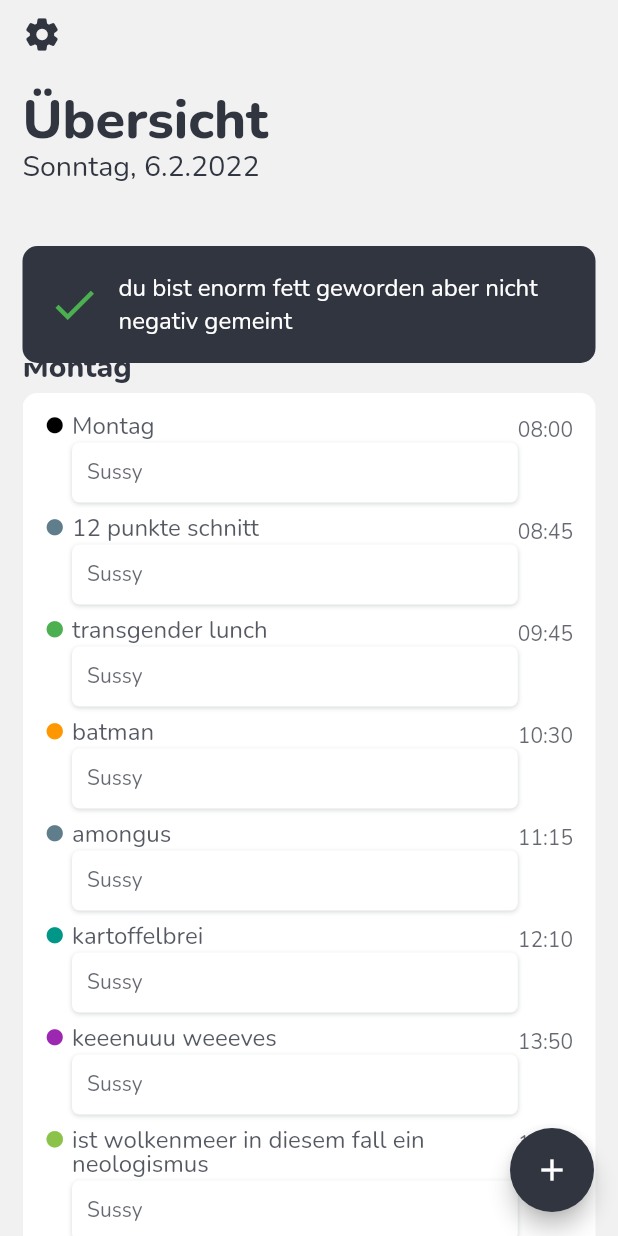
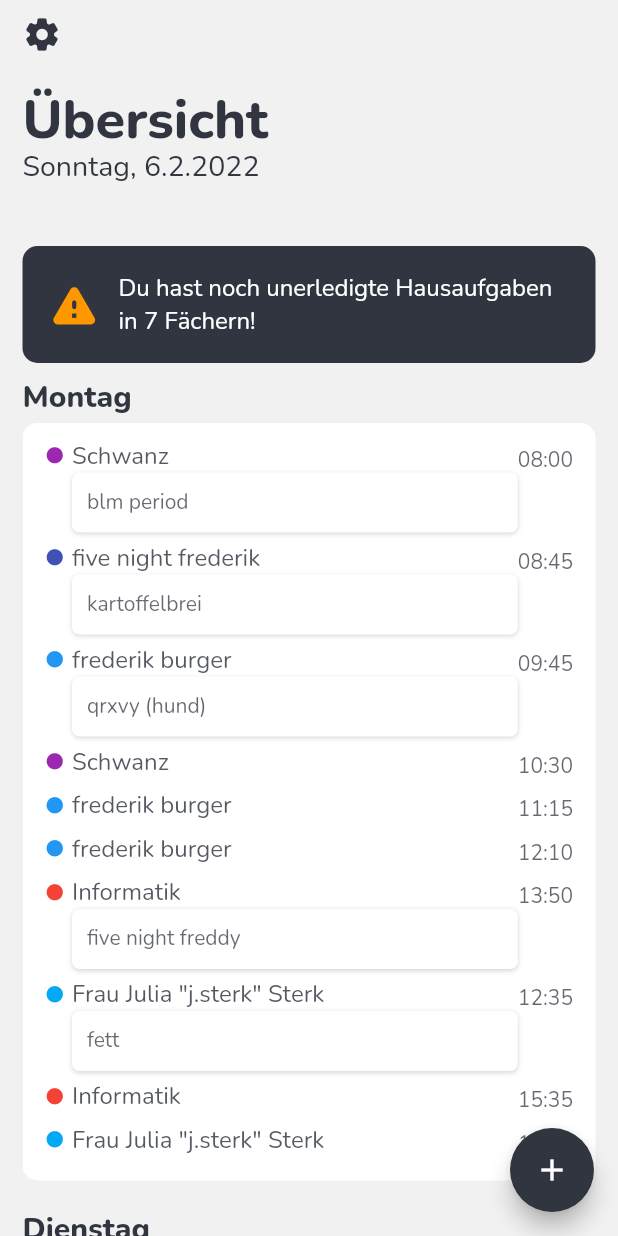
Before and after one commit to brainHausaufgaben/app, a Flutter app: the screen it shows after launch, on a phone screen of 412 x 824 dp. Run offline on Flutter 3.47's test engine with Material 2 defaults, Android fonts, the phone set to English and light mode, and no system bars.

```diff
--- a/lib/Backend/day.dart
+++ b/lib/Backend/day.dart
@@ -1,15 +1,16 @@
 import 'dart:core';
 import 'package:brain_app/Backend/subject.dart';
+import 'package:brain_app/Backend/subject_instance.dart';
 import 'package:flutter/material.dart';
 
 class Day{
-  List<Subject?> subjects = [];
+  List<SubjectInstance?> subjects = [];
 
   Day(int length){
     subjects = List.filled(length, null);
   }
 
-  void addSubject(Subject subject){
+  void addSubject(SubjectInstance subject){
     subjects[subject.lesson] = subject;
   }
 
--- /dev/null
+++ b/lib/Backend/homework.dart
@@ -0,0 +1,23 @@
+import 'package:brain_app/Backend/subject.dart';
+import 'package:brain_app/Backend/time_table.dart';
+
+class Homework{
+  Subject subject;
+  DateTime dueTime;
+  String name;
+
+  Homework(this.subject,this.dueTime,this.name){
+    TimeTable.addHomework(this);
+  }
+
+  bool isDue(DateTime date){
+    if(dueTime.year == date.year && dueTime.month == date.month && dueTime.day == date.day) {
+      return true;
+    } else {
+      return false;
+    }
+  }
+
+
+
+}
--- a/lib/Backend/subject.dart
+++ b/lib/Backend/subject.dart
@@ -1,25 +1,30 @@
 import 'dart:core';
+import 'package:brain_app/Backend/day.dart';
+import 'package:brain_app/Backend/subject_instance.dart';
 import 'package:brain_app/Backend/time_table.dart';
 import 'package:flutter/material.dart';
 
 class Subject{
   String name = "";
-  int day = 0;
-  int lesson = 0;
-
   Color color = Colors.white;
 
   //Subject(this.name, this.startTime, this.endTime, this.color);
-  Subject (this.name,this.day,this.lesson,this.color){
+  Subject (this.name,this.color){
     TimeTable.addSubject(this);
   }
 
-  String getStartTimeString(){
-    String startTimeHour = TimeTable.lessons[lesson].startTime.hour.toString();
-    String startTimeMinute = TimeTable.lessons[lesson].startTime.minute.toString();
-    return ((startTimeHour.length == 1 ? "0" : "") + startTimeHour) + ":" + ((startTimeMinute.length == 1 ? "0" : "") + startTimeMinute);
+  DateTime? getNextDate(){
+    for(Day day in TimeTable.week){
+      for(SubjectInstance? subject in day.subjects){
+        if(subject != null){
+          if(subject.subject == this) return subject.getDate();
+        }
+      }
+    }
+    return null;
   }
 
 
 
+
 }
--- /dev/null
+++ b/lib/Backend/subject_instance.dart
@@ -0,0 +1,42 @@
+import 'dart:core';
+import 'dart:math';
+import 'package:brain_app/Backend/homework.dart';
+import 'package:brain_app/Backend/subject.dart';
+import 'package:brain_app/Backend/subject.dart';
+import 'package:brain_app/Backend/time_table.dart';
+import 'package:flutter/material.dart';
+
+class SubjectInstance{
+  Subject subject;
+  int day = 0;
+  int lesson = 0;
+
+
+  SubjectInstance (this.subject,this.day,this.lesson){
+    TimeTable.addLesson(this);
+  }
+
+  String getStartTimeString(){
+    String startTimeHour = TimeTable.lessonTimes[lesson].startTime.hour.toString();
+    String startTimeMinute = TimeTable.lessonTimes[lesson].startTime.minute.toString();
+    return ((startTimeHour.length == 1 ? "0" : "") + startTimeHour) + ":" + ((startTimeMinute.length == 1 ? "0" : "") + startTimeMinute);
+  }
+
+  DateTime getDate(){
+    int day =  DateTime.now().weekday - this.day;
+    if(DateTime.now().weekday > this.day) day = 7 - day;
+    int hour = TimeTable.lessonTimes[lesson].startTime.hour;
+    int minute = TimeTable.lessonTimes[lesson].startTime.minute;
+
+    DateTime now = DateTime.now().subtract(Duration(hours: DateTime.now().hour,minutes: DateTime.now().minute,seconds: DateTime.now().second));
+    DateTime time = now.add(Duration(days: day,hours: hour,minutes: minute));
+    return time;
+  }
+
+  List<Homework> getHomework(){
+    return TimeTable.getHomework(getDate(), subject);
+  }
+
+
+
+}
--- a/lib/Backend/time_table.dart
+++ b/lib/Backend/time_table.dart
@@ -1,13 +1,18 @@
 import 'dart:core';
 import 'package:brain_app/Backend/day.dart';
+import 'package:brain_app/Backend/homework.dart';
 import 'package:brain_app/Backend/subject.dart';
+import 'package:brain_app/Backend/subject_instance.dart';
 import 'package:brain_app/Backend/time_interval.dart';
+import 'package:brain_app/main.dart';
 import 'package:flutter/material.dart';
 
 class TimeTable{
 
   static List<Day> week = [];
-  static List<TimeInterval> lessons = [
+  static List<Subject> subjects = [];
+  static List<Homework> homeworks = [];
+  static List<TimeInterval> lessonTimes = [
     TimeInterval(const TimeOfDay(hour: 8, minute: 00), const TimeOfDay(hour: 8, minute: 45)),
     TimeInterval(const TimeOfDay(hour: 8, minute: 45), const TimeOfDay(hour: 9, minute: 30)),
     TimeInterval(const TimeOfDay(hour: 9, minute: 45), const TimeOfDay(hour: 10, minute: 30)),
@@ -19,15 +24,26 @@ class TimeTable{
     TimeInterval(const TimeOfDay(hour: 15, minute: 35), const TimeOfDay(hour: 16, minute: 20)),
     TimeInterval(const TimeOfDay(hour: 16, minute: 20), const TimeOfDay(hour: 17, minute: 05)),
   ];
+  static State<MyApp>? app;
+
+  static void addLesson(SubjectInstance subject){
+    week[subject.day - 1].addSubject(subject);
+  }
+  static void addSubject(Subject subject){
+    subjects.add(subject);
+  }
+  static void addHomework(Homework homework){
+    homeworks.add(homework);
+  }
+  static void removeHomework(Homework homework){
+    if(homeworks.contains(homework))homeworks.remove(homework);
+    app!.setState(() {});
+  }
 
 
-  static void addSubject(Subject subject){
-    week[subject.day - 1].addSubject(subject);
-  }
-
-  static List<Subject> getSubjects(int day){
-    List<Subject> subjects = [];
-    for(Subject? subject in week[day-1].subjects){
+  static List<SubjectInstance> getSubjects(int day){
+    List<SubjectInstance> subjects = [];
+    for(SubjectInstance? subject in week[day-1].subjects){
       if(subject != null) {
         subjects.add(subject);
       }
@@ -35,14 +51,26 @@ class TimeTable{
     return subjects;
   }
 
+  static List<Homework> getHomework(DateTime date,Subject subject){
+    List<Homework> homework = [];
+    for(Homework hom in homeworks){
+      if(hom.isDue(date) && hom.subject == subject){
+        homework.add(hom);
+      }
+    }
+    return homework;
+  }
+
   static Day getDay(int day){
     return week[day-1];
   }
 
-  static void init(){
+  static void init(State<MyApp> appl){
     for(int i = 0;  i < 7; i++){
-      week.add(Day(lessons.length));
+      week.add(Day(lessonTimes.length));
     }
+    app = appl;
+
   }
 
 
--- a/lib/Components/dismissable_box.dart
+++ b/lib/Components/dismissable_box.dart
@@ -1,14 +1,20 @@
+import 'package:brain_app/Backend/homework.dart';
 import 'package:brain_app/Backend/theming.dart';
+import 'package:brain_app/Backend/time_table.dart';
 import 'package:flutter/material.dart';
 
 class DismissableBox extends StatelessWidget {
-  const DismissableBox({Key? key}) : super(key: key);
+   DismissableBox({Key? key,required this.homework}) : super(key: key);
+  Homework homework;
 
   @override
   Widget build(BuildContext context) {
     return Padding(
         padding: const EdgeInsets.only(top: 2),
         child: Dismissible(
+          onDismissed: (DismissDirection){
+            TimeTable.removeHomework(homework);
+          },
             secondaryBackground: Container(
                 decoration: BoxDecoration(
                   borderRadius: BorderRadius.circular(5),
@@ -48,7 +54,7 @@ class DismissableBox extends StatelessWidget {
               ),
               child: Padding(
                 padding: const EdgeInsets.all(10),
-                child: Text("Sussy", style: AppDesign.current.textStyles.pointElementSecondary),
+                child: Text(homework.name, style: AppDesign.current.textStyles.pointElementSecondary),
               ),
             )
         ),
--- a/lib/Components/home_page_day.dart
+++ b/lib/Components/home_page_day.dart
@@ -1,4 +1,6 @@
+import 'package:brain_app/Backend/homework.dart';
 import 'package:brain_app/Backend/subject.dart';
+import 'package:brain_app/Backend/subject_instance.dart';
 import 'package:brain_app/Backend/time_table.dart';
 import 'package:brain_app/Components/point_element.dart';
 import 'package:flutter/material.dart';
@@ -12,16 +14,37 @@ class HomePageDay extends StatefulWidget {
 
   @override
   State<StatefulWidget> createState() =>  _HomePageDay();
+  List<Subject> subjectsOccurred = [];
 
   int day;
   String headline;
+  List<Widget> getHomework(SubjectInstance subject){
+    List<Widget> homeworkWidgets = [];
+    if(subjectsOccurred.contains(subject.subject)) {
+      return homeworkWidgets;
+    } else {
+      subjectsOccurred.add(subject.subject);
+    }
+    for(Homework homework in subject.getHomework()){
+      homeworkWidgets.add(
+          DismissableBox(homework: homework)
+      );
+    }
+    return homeworkWidgets;
+  }
+
 
   List<Widget> getWidgets(){
-    List<Subject> subjects = TimeTable.getSubjects(day);
+    List<SubjectInstance> subjects = TimeTable.getSubjects(day);
     List<Widget> subjectWidgets = [];
-    for(Subject subject in subjects){
+    for(SubjectInstance subject in subjects){
       subjectWidgets.add(
-          PointElement(color: subject.color,primaryText: subject.name,secondaryText: subject.getStartTimeString(), child: DismissableBox())
+          PointElement(color: subject.subject.color,primaryText: subject.subject.name,secondaryText: subject.getStartTimeString(), child:
+            Column(
+              children:getHomework(subject),
+            )
+
+          )
       );
     }
     return subjectWidgets;
@@ -32,6 +55,7 @@ class HomePageDay extends StatefulWidget {
 class _HomePageDay extends  State<HomePageDay>{
   @override
   Widget build(BuildContext context){
+    widget.subjectsOccurred = [];
     return  Box(
         headline: widget.headline,
         // Mit wrap kann man besser spacing zwischen den kindern machen
--- a/lib/Components/point_element.dart
+++ b/lib/Components/point_element.dart
@@ -23,7 +23,7 @@ class _PointElementState extends  State<PointElement>{
           child: Icon(Icons.circle, color: widget.color, size: 13)
         ),
         Expanded(child: Column(
-            crossAxisAlignment: CrossAxisAlignment.stretch,
+            crossAxisAlignment: CrossAxisAlignment.start   ,
             children: [
               Text(
                 widget.primaryText,
--- a/lib/Pages/home_page.dart
+++ b/lib/Pages/home_page.dart
@@ -1,11 +1,11 @@
+import 'package:brain_app/Backend/homework.dart';
 import 'package:brain_app/Backend/subject.dart';
 import 'package:brain_app/Backend/time_table.dart';
-import 'package:brain_app/Components/box.dart';
 import 'package:brain_app/Components/home_page_day.dart';
-import 'package:brain_app/Components/warning_box.dart';
 import 'package:brain_app/Components/point_element.dart';
 import 'package:flutter/material.dart';
 import 'page_template.dart';
+import '../Components/warning_box.dart';
 
 class HomePage extends StatefulWidget {
   const HomePage({Key? key}) : super(key: key);
@@ -49,27 +49,52 @@ class _HomePage extends State<HomePage>{
     return days;
   }
 
+  Widget getWarningBox(){
+      int homework = TimeTable.homeworks.length;
+      int iconIndex = 0;
+      DateTime nextHomework = DateTime(99999);
+      for(Homework hom in TimeTable.homeworks){
+        if(nextHomework.isAfter(hom.dueTime)) nextHomework = hom.dueTime;
+      }
+      if(homework == 0) {
+        iconIndex = 2;
+      } else if(nextHomework.day == DateTime.now().day && nextHomework.month == DateTime.now().month) {
+        iconIndex = 0;
+      }else {
+        iconIndex = 1;
+      }
+      String text = "";
+
+      if(iconIndex == 2)text = "Du hast schon alle Hausaufgaben erledigt";
+      if(iconIndex == 1 || iconIndex ==  0)text = "Du hast noch unerledigte Hausaufgaben in " + homework.toString() + " Fächern!";
+
+      return WarningBox(text: text, iconIndex: iconIndex);
+
+  }
+
 
   @override
   Widget build(BuildContext context) {
-
-    return PageTemplate(
+    //if(DateTime.now().weekday == 7) return Text("heute ist sonntag geh in kirche");
+    return
+      PageTemplate(
         title: 'Übersicht',
-      child: Expanded(child: Column(
+        child:
+        Expanded( child:Column(
           crossAxisAlignment: CrossAxisAlignment.start,
           children: [
-          WarningBox(
-              text: "du bist enorm fett geworden aber nicht negativ gemeint",
-              iconIndex: 2
-          ),
-          Flexible(child: ListView(
+           getWarningBox(),
+            Flexible(child:
+              ListView(
+                  padding: EdgeInsets.only(top:20),
                   scrollDirection: Axis.vertical,
                   shrinkWrap: true,
                   children: getDays(),
                 ),
             ),
           ],
-      ))
+        )
+    )
       );
   }
 
--- a/lib/main.dart
+++ b/lib/main.dart
@@ -1,5 +1,7 @@
 import 'dart:math';
 
+import 'package:brain_app/Backend/homework.dart';
+import 'package:brain_app/Backend/subject_instance.dart';
 import 'package:flutter/material.dart';
 import 'Backend/time_table.dart';
 import 'Backend/subject.dart';
@@ -39,19 +41,40 @@ class _MyApp extends State<MyApp> {
     currentDesign.addListener(() {
       setState((){});
     });
-    TimeTable.init();
+    TimeTable.init(this);
 
     //unnötig aber mir war langweilig
+    /*
     List<String> names = ["schwanz", "cock", "amongus", "deutsch", "keine ahnung", "bubatz", "mathematik","hurensohn","er hat ein neues lied", "all meine entchen", "schwimmen auf dir", "kartoffelbrei", "jeremias", "fett", "sylenth1", "übergewichtig", "oh gott", "christian winkler", "bildungschicht","ähhh", "12 punkte schnitt", "nee es reicht glaub ich","birnenkomptt","keeenuuu weeeves", "ist wolkenmeer in diesem fall ein neologismus", "qrxvy (hund)", "batman", "five night freddy", "ich überlege", "gay lesson", "debug", "micheal","jackson","wendler bitter", "how to be GAYY!!", "trans learning", "gay recess", "crossdressing hour", "transgender lunch", "blm period"];
     List<String> weekDays = ["Montag", "Dienstag", "Mittwoch", "Donnerstag", "Freitag", "Samstag", "Sonntag"];
     Random random = Random();
-    for(int day = 1; day < 8; day++){
-      for(int i = 1; i < TimeTable.lessons.length; i++){
-        Subject(names[random.nextInt(names.length)],day,i,Colors.primaries[random.nextInt(Colors.primaries.length)]);
-      }
-      Subject(weekDays[day-1],day,0,Colors.black);
+    for(int sub = 0; sub < 10; sub++){
+      Subject(names[random.nextInt(names.length)],Colors.primaries[random.nextInt(Colors.primaries.length)]);
     }
 
+
+    for(int day = 1; day < 8; day++){
+      for(int i = 1; i < TimeTable.lessonTimes.length; i++){
+        SubjectInstance(TimeTable.subjects[random.nextInt(TimeTable.subjects.length)],day,i);
+      }
+    }
+    */
+    Random random = Random();
+    List<String> names = ["schwanz", "cock", "amongus", "deutsch", "keine ahnung", "bubatz", "mathematik","hurensohn","er hat ein neues lied", "all meine entchen", "schwimmen auf dir", "kartoffelbrei", "jeremias", "fett", "sylenth1", "übergewichtig", "oh gott", "christian winkler", "bildungschicht","ähhh", "12 punkte schnitt", "nee es reicht glaub ich","birnenkomptt","keeenuuu weeeves", "ist wolkenmeer in diesem fall ein neologismus", "qrxvy (hund)", "batman", "five night freddy", "ich überlege", "gay lesson", "debug", "micheal","jackson","wendler bitter", "how to be GAYY!!", "trans learning", "gay recess", "crossdressing hour", "transgender lunch", "blm period"];
+    List<String> subjectsNames = ["Informatik","DHL","Schwanz","Crewmate(amongaus)","five night frederik","frederik burger",'Frau Julia "j.sterk" Sterk'];
+    for(int sub = 0; sub < subjectsNames.length; sub++){
+      Subject(subjectsNames[sub],Colors.primaries[sub]);
+    }
+    for(int day = 1; day < 6; day++){
+      for(int i = 0; i < TimeTable.lessonTimes.length; i++){
+        SubjectInstance(TimeTable.subjects[random.nextInt(TimeTable.subjects.length)],day,i);
+      }
+    }
+    for(int i = 0; i < TimeTable.subjects.length; i++){
+      //DIESE DING HAUSAUFGABE !!!!!!
+      if(TimeTable.subjects[i].getNextDate() != null)  Homework(TimeTable.subjects[i],TimeTable.subjects[i].getNextDate()!,names[random.nextInt(names.length)]);
+
+    }
 
   }
 
```
Lines whose indentation alone changed are shown as unchanged.
